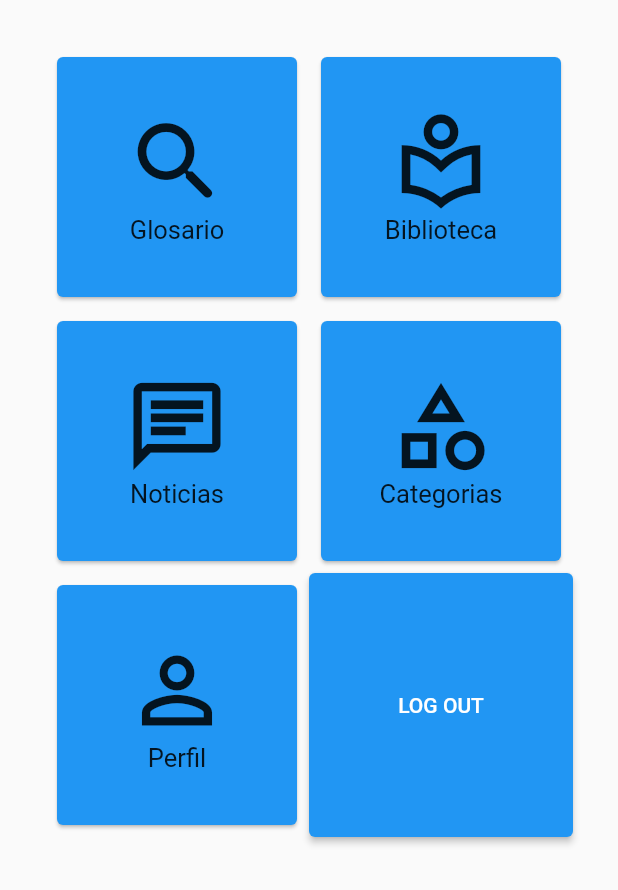
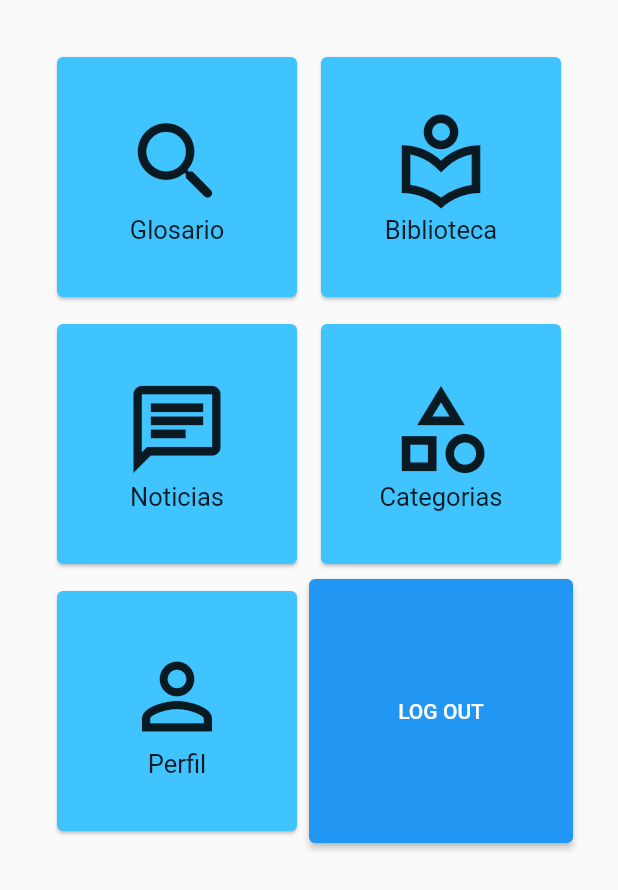
Before and after one commit to MAFITGroup/lsu_app, a Flutter app: the screen it shows once a user with an empty profile is signed in, on a phone screen of 412 x 824 dp. Shown: the top 890 px of the screen. Run offline on Flutter 3.47's test engine with Material 2 defaults, Android fonts, the phone set to English and light mode, and no system bars; our stand-ins replace cloud_firestore, firebase_auth, firebase_core; accounts and stored records are empty.

Commit message:
Cambio de Nombres en Clase y extras

```diff
--- a/lib/main.dart
+++ b/lib/main.dart
@@ -1,6 +1,5 @@
 import 'package:firebase_core/firebase_core.dart';
 import 'package:flutter/material.dart';
-import 'package:lsu_app/pantallas/loginPage.dart';
 import 'package:lsu_app/servicios/AuthService.dart';
 
 void main() async {
--- a/lib/pantallas/loginPage.dart
+++ b/lib/pantallas/Login.dart
@@ -1,9 +1,9 @@
 import 'package:flutter/cupertino.dart';
 import 'package:flutter/material.dart';
 import 'package:lsu_app/servicios/AuthService.dart';
-import 'package:lsu_app/widgets/ResetPassword.dart';
+import 'package:lsu_app/servicios/ResetPassword.dart';
 
-import 'SignUpPage.dart';
+import 'IniciarSesion.dart';
 
 class LoginPage extends StatefulWidget {
   @override
--- a/lib/pantallas/PaginInicial.dart
+++ /dev/null
@@ -1,74 +0,0 @@
-import 'package:flutter/cupertino.dart';
-import 'package:flutter/material.dart';
-import 'package:lsu_app/servicios/AuthService.dart';
-
-class PaginaInicial extends StatefulWidget {
-  @override
-  _PaginaInicialState createState() => _PaginaInicialState();
-}
-
-class _PaginaInicialState extends State<PaginaInicial> {
-  @override
-  Widget build(BuildContext context) {
-    return Scaffold(
-        body: Padding(
-      padding: const EdgeInsets.all(30.0),
-      child: Container(
-        // Menu de dos columnas
-        child: GridView.count(
-          crossAxisCount: 2,
-          children: [
-            Botonera(titulo: 'Glosario', icono: Icons.search_rounded),
-            Botonera(titulo: 'Biblioteca', icono: Icons.local_library_outlined),
-            Botonera(titulo: 'Noticias', icono: Icons.chat_outlined),
-            Botonera(titulo: 'Categorias', icono: Icons.category_outlined),
-            Botonera(titulo: 'Perfil', icono: Icons.person_outline),
-            ElevatedButton(
-                onPressed: () {
-                  AuthService().signOut();
-                },
-                child: Center(child: Text('LOG OUT')))
-          ],
-        ),
-      ),
-    ));
-  }
-}
-
-class Botonera extends StatelessWidget {
-  final String titulo;
-  final IconData icono;
-
-  const Botonera({
-    Key key,
-    this.titulo,
-    this.icono,
-  }) : super(key: key);
-
-  @override
-  Widget build(BuildContext context) {
-    return Card(
-      color: Colors.blue,
-      margin: EdgeInsets.all(8.0),
-      child: InkWell(
-        onTap: () {},
-        splashColor: Colors.blue,
-        child: Center(
-          child: Column(
-            mainAxisSize: MainAxisSize.min,
-            children: [
-              Icon(
-                this.icono,
-                size: 70.0,
-              ),
-              Text(
-                titulo,
-                style: TextStyle(fontSize: 17),
-              )
-            ],
-          ),
-        ),
-      ),
-    );
-  }
-}
--- /dev/null
+++ b/lib/pantallas/PaginaInicial.dart
@@ -0,0 +1,100 @@
+import 'package:flutter/cupertino.dart';
+import 'package:flutter/material.dart';
+import 'package:lsu_app/servicios/AuthService.dart';
+import 'package:lsu_app/widgets/BotoneraMenuInicio.dart';
+
+import 'Biblioteca.dart';
+import 'Categorias.dart';
+import 'Glosario.dart';
+import 'Noticias.dart';
+import 'Perfil.dart';
+
+class PaginaInicial extends StatefulWidget {
+  @override
+  _PaginaInicialState createState() => _PaginaInicialState();
+}
+
+class _PaginaInicialState extends State<PaginaInicial> {
+
+  @override
+  Widget build(BuildContext context) {
+    return Scaffold(
+        body: Padding(
+      padding: const EdgeInsets.all(30.0),
+      child: Container(
+        // Menu de dos columnas
+        child: GridView.count(
+          crossAxisCount: 2,
+          mainAxisSpacing: 2,
+          children: [
+            Botonera(
+                titulo: 'Glosario',
+                icono: Icons.search_rounded,
+                onTap: navegarAGlosario),
+            Botonera(
+                titulo: 'Biblioteca',
+                icono: Icons.local_library_outlined,
+                onTap: navegarABiblioteca),
+            Botonera(
+                titulo: 'Noticias',
+                icono: Icons.chat_outlined,
+                onTap: navegarANoticias),
+            Botonera(
+                titulo: 'Categorias',
+                icono: Icons.category_outlined,
+                onTap: navegarACategorias),
+            Botonera(
+                titulo: 'Perfil',
+                icono: Icons.person_outline,
+                onTap: navegarAPerfil),
+            ElevatedButton(
+                onPressed: () {
+                  AuthService().signOut();
+                },
+                child: Center(child: Text('LOG OUT')))
+          ],
+        ),
+      ),
+    ));
+  }
+
+  void navegarAGlosario() {
+    Navigator.push(
+        context,
+        MaterialPageRoute(
+          builder: (context) => Glosario(),
+        ));
+  }
+
+  void navegarABiblioteca() {
+    Navigator.push(
+        context,
+        MaterialPageRoute(
+          builder: (context) => Biblioteca(),
+        ));
+  }
+
+  void navegarANoticias() {
+    Navigator.push(
+        context,
+        MaterialPageRoute(
+          builder: (context) => Noticias(),
+        ));
+  }
+
+  void navegarACategorias() {
+    Navigator.push(
+        context,
+        MaterialPageRoute(
+          builder: (context) => Categorias(),
+        ));
+  }
+
+  void navegarAPerfil() {
+    Navigator.push(
+        context,
+        MaterialPageRoute(
+          builder: (context) => Perfil(),
+        ));
+  }
+}
--- a/lib/servicios/AuthService.dart
+++ b/lib/servicios/AuthService.dart
@@ -1,8 +1,8 @@
 import 'package:firebase_auth/firebase_auth.dart';
 import 'package:flutter/cupertino.dart';
 import 'package:lsu_app/modelo/Usuario.dart';
-import 'package:lsu_app/pantallas/PaginInicial.dart';
-import 'package:lsu_app/pantallas/loginPage.dart';
+import 'package:lsu_app/pantallas/Login.dart';
+import 'package:lsu_app/pantallas/PaginaInicial.dart';
 import 'package:lsu_app/servicios/database.dart';
 
 import 'ErrorHandler.dart';
--- a/lib/servicios/database.dart
+++ b/lib/servicios/database.dart
@@ -3,13 +3,13 @@ import 'package:cloud_firestore/cloud_firestore.dart';
 import 'package:lsu_app/modelo/Usuario.dart';
 
 class Database {
-  final FirebaseFirestore _firestore = FirebaseFirestore.instance;
+  final FirebaseFirestore firestore = FirebaseFirestore.instance;
 
   Future<String> crearUsuario(Usuario usuario) async {
     String error = "error";
 
     try {
-      await _firestore.collection("usuarios").doc(usuario.uid).set({
+      await firestore.collection("usuarios").doc(usuario.uid).set({
         'correo': usuario.correo,
         'nombreCompleto': usuario.nombreCompleto,
         'telefono': usuario.telefono,
--- /dev/null
+++ b/lib/widgets/BotoneraMenuInicio.dart
@@ -0,0 +1,42 @@
+import 'package:flutter/cupertino.dart';
+import 'package:flutter/material.dart';
+
+class Botonera extends StatelessWidget {
+  final String titulo;
+  final IconData icono;
+  final VoidCallback onTap;
+
+  const Botonera({
+    Key key,
+    this.titulo,
+    this.icono,
+    this.onTap,
+  }) : super(key: key);
+
+  @override
+  Widget build(BuildContext context) {
+    return Card(
+      color: Colors.lightBlueAccent,
+      margin: EdgeInsets.all(8.0),
+      child: InkWell(
+        onTap: onTap,
+        splashColor: Colors.blue,
+        child: Center(
+          child: Column(
+            mainAxisSize: MainAxisSize.min,
+            children: [
+              Icon(
+                this.icono,
+                size: 70.0,
+              ),
+              Text(
+                titulo,
+                style: TextStyle(fontSize: 17),
+              )
+            ],
+          ),
+        ),
+      ),
+    );
+  }
+}
```
Also changed, not shown: lib/manejadores/ManejadorUsuario.dart (added, +19 -0 lines), lib/pantallas/Biblioteca.dart (added, +11 -0 lines), lib/pantallas/Categorias.dart (added, +11 -0 lines), lib/pantallas/Glosario.dart (added, +12 -0 lines), lib/pantallas/Noticias.dart (added, +11 -0 lines), lib/pantallas/Perfil.dart (added, +11 -0 lines), lib/servicios/ResetPassword.dart (renamed from lib/widgets/ResetPassword.dart, +5 -5 lines), lib/pantallas/IniciarSesion.dart (renamed from lib/pantallas/SignUpPage.dart).
